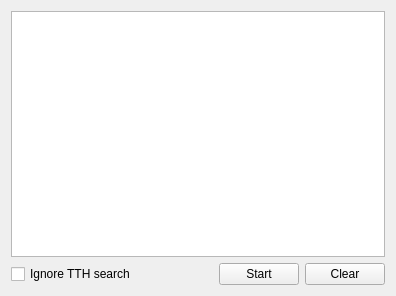
Qt form eiskaltdcpp/ui/UISpy.ui (eiskaltdcpp/eiskaltdcpp) before a commit.
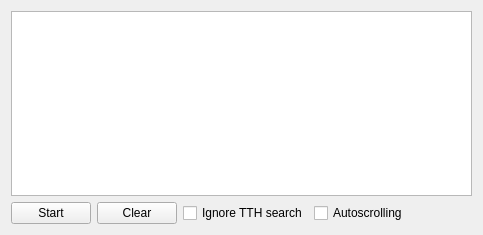
The same form after that commit.

Patch:
```diff
--- a/eiskaltdcpp/ui/UISpy.ui
+++ b/eiskaltdcpp/ui/UISpy.ui
@@ -6,15 +6,15 @@
    <rect>
     <x>0</x>
     <y>0</y>
-    <width>396</width>
-    <height>296</height>
+    <width>483</width>
+    <height>235</height>
    </rect>
   </property>
   <property name="windowTitle">
    <string>Form</string>
   </property>
-  <layout class="QGridLayout" name="gridLayout">
-   <item row="0" column="0" colspan="4">
+  <layout class="QVBoxLayout" name="verticalLayout">
+   <item>
     <widget class="QTreeView" name="treeView">
      <property name="editTriggers">
       <set>QAbstractItemView::NoEditTriggers</set>
@@ -27,21 +27,37 @@
      </property>
     </widget>
    </item>
-   <item row="1" column="2">
+   <item>
+    <layout class="QHBoxLayout" name="horizontalLayout">
+     <item>
     <widget class="QPushButton" name="pushButton">
      <property name="text">
       <string>Start</string>
      </property>
     </widget>
    </item>
-   <item row="1" column="0">
-    <widget class="QCheckBox" name="checkBox">
+     <item>
+      <widget class="QPushButton" name="pushButton_CLEAR">
+       <property name="text">
+        <string>Clear</string>
+       </property>
+      </widget>
+     </item>
+     <item>
+      <widget class="QCheckBox" name="checkBox_IGNORETTH">
      <property name="text">
       <string>Ignore TTH search</string>
      </property>
     </widget>
    </item>
-   <item row="1" column="1">
+     <item>
+      <widget class="QCheckBox" name="checkBox_AUTOSCROLLING">
+       <property name="text">
+        <string>Autoscrolling</string>
+       </property>
+      </widget>
+     </item>
+     <item>
     <spacer name="horizontalSpacer">
      <property name="orientation">
       <enum>Qt::Horizontal</enum>
@@ -54,12 +70,7 @@
      </property>
     </spacer>
    </item>
-   <item row="1" column="3">
-    <widget class="QPushButton" name="pushButton_CLEAR">
-     <property name="text">
-      <string>Clear</string>
-     </property>
-    </widget>
+    </layout>
    </item>
   </layout>
  </widget>
```
Lines whose indentation alone changed are shown as unchanged.
